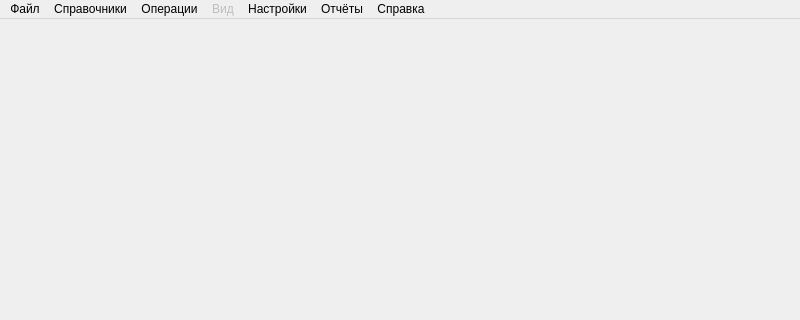
berserk24/finance, file general_window.ui: the form before one commit; both pictures show x 0 to 800 and y 0 to 320 of the 800 by 600 pixel window.
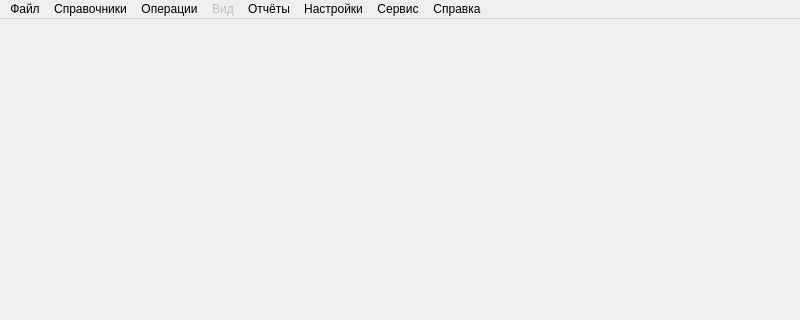
The form after the commit.

The edit to the form file:
```diff
--- a/general_window.ui
+++ b/general_window.ui
@@ -105,12 +105,19 @@
     </property>
     <addaction name="action_column"/>
    </widget>
+   <widget class="QMenu" name="menu_2">
+    <property name="title">
+     <string>Сервис</string>
+    </property>
+    <addaction name="action_update_ref_banks"/>
+   </widget>
    <addaction name="menu"/>
    <addaction name="menu_ref"/>
    <addaction name="menu_4"/>
    <addaction name="menu_view"/>
-   <addaction name="menu_settings"/>
    <addaction name="menu_report"/>
+   <addaction name="menu_settings"/>
+   <addaction name="menu_2"/>
    <addaction name="menu_3"/>
   </widget>
   <widget class="QStatusBar" name="statusbar"/>
```
Left out of the diff: 7 changed lines with no effect on the pictures.
